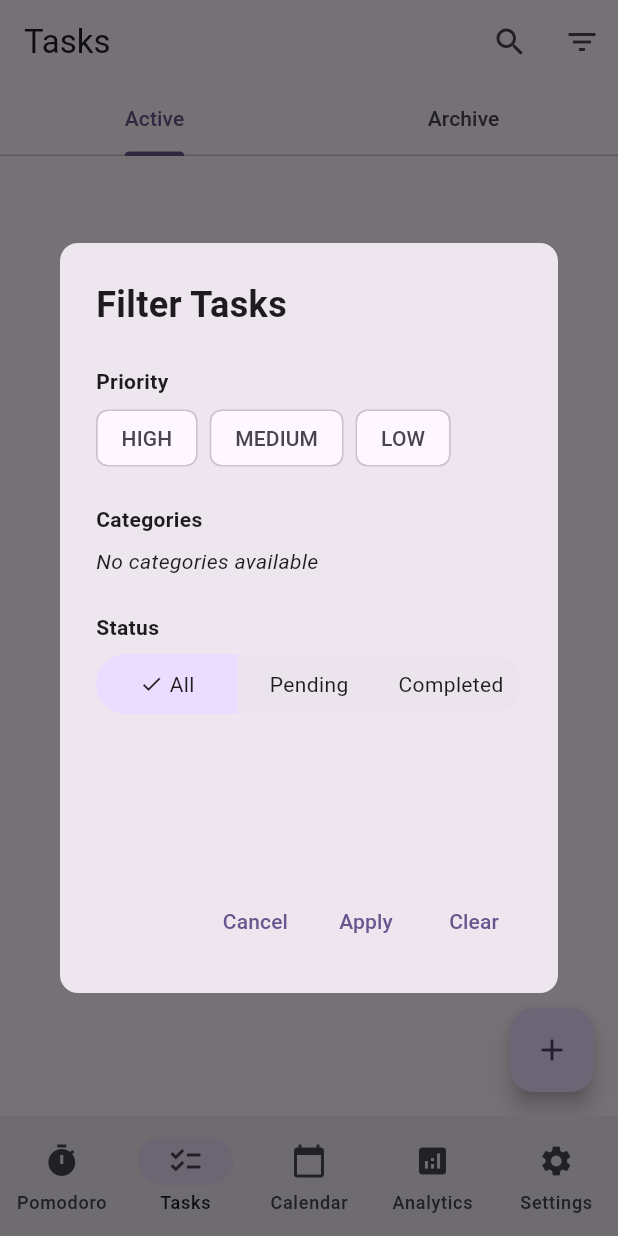
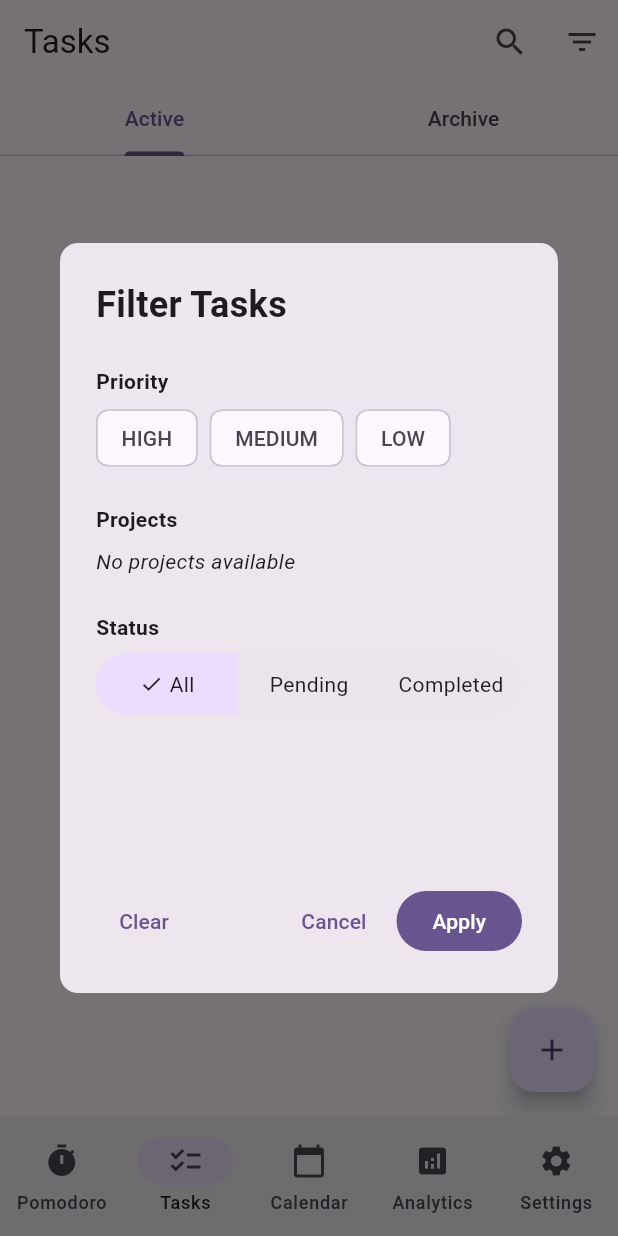
Before and after one commit to neovasky/quirk, a Flutter app: the screen it shows after launch, item 2 of the bottom bar chosen, after a tap on the "filter list" icon, on a phone screen of 412 x 824 dp. Run offline on Flutter 3.47's test engine with Material 3 defaults, Android fonts, the phone set to English and light mode, and no system bars; our stand-ins replace shared_preferences.

Commit message:
Fixed Filter issues.

```diff
--- a/lib/ui/dialogs/task_filter_dialog.dart
+++ b/lib/ui/dialogs/task_filter_dialog.dart
@@ -14,17 +14,28 @@ class TaskFilter {
   });
 
   bool matches(Task task) {
+    // Check priorities
     if (priorities.isNotEmpty && !priorities.contains(task.priority)) {
       return false;
     }
-    if (categories.isNotEmpty &&
-        task.project != null &&
-        !categories.contains(task.project)) {
+
+    // Check project/categories
+    if (categories.isNotEmpty) {
+      // If categories are selected but task has no project, don't show it
+      if (task.project == null) {
         return false;
       }
+      // If categories are selected and task has a project, check if it matches
+      if (!categories.contains(task.project)) {
+        return false;
+      }
+    }
+
+    // Check completion status
     if (isCompleted != null && task.completed != isCompleted) {
       return false;
     }
+
     return true;
   }
 }
@@ -106,11 +117,11 @@ class _TaskFilterDialogState extends State<TaskFilterDialog> {
               ),
             ),
             const SizedBox(height: 24),
-            const Text('Categories', style: TextStyle(fontWeight: FontWeight.bold)),
+            const Text('Projects', style: TextStyle(fontWeight: FontWeight.bold)),
             const SizedBox(height: 8),
             if (widget.availableCategories.isEmpty)
               const Text(
-                'No categories available',
+                'No projects available',
                 style: TextStyle(fontStyle: FontStyle.italic),
               )
             else
@@ -157,14 +168,23 @@ class _TaskFilterDialogState extends State<TaskFilterDialog> {
             ),
             const Spacer(),
             Row(
-              mainAxisAlignment: MainAxisAlignment.end,
+              mainAxisAlignment: MainAxisAlignment.spaceBetween,
+              children: [
+                TextButton(
+                  onPressed: () {
+                    const filter = TaskFilter();
+                    Navigator.of(context).pop(filter);
+                  },
+                  child: const Text('Clear'),
+                ),
+                Row(
                   children: [
                     TextButton(
                       onPressed: () => Navigator.of(context).pop(null),
                       child: const Text('Cancel'),
                     ),
                     const SizedBox(width: 8),
-                TextButton(
+                    FilledButton(
                       onPressed: () {
                         final filter = TaskFilter(
                           priorities: _selectedPriorities,
@@ -175,13 +195,7 @@ class _TaskFilterDialogState extends State<TaskFilterDialog> {
                       },
                       child: const Text('Apply'),
                     ),
-                const SizedBox(width: 8),
-                TextButton(
-                  onPressed: () {
-                    const filter = TaskFilter();
-                    Navigator.of(context).pop(filter);
-                  },
-                  child: const Text('Clear'),
+                  ],
                 ),
               ],
             ),
```
Lines whose indentation alone changed are shown as unchanged.
